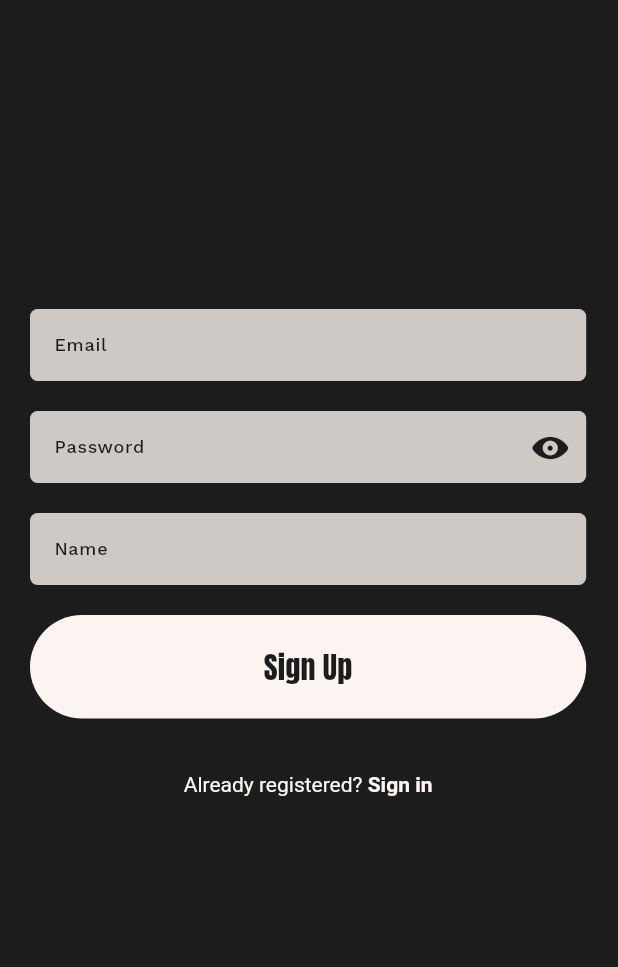
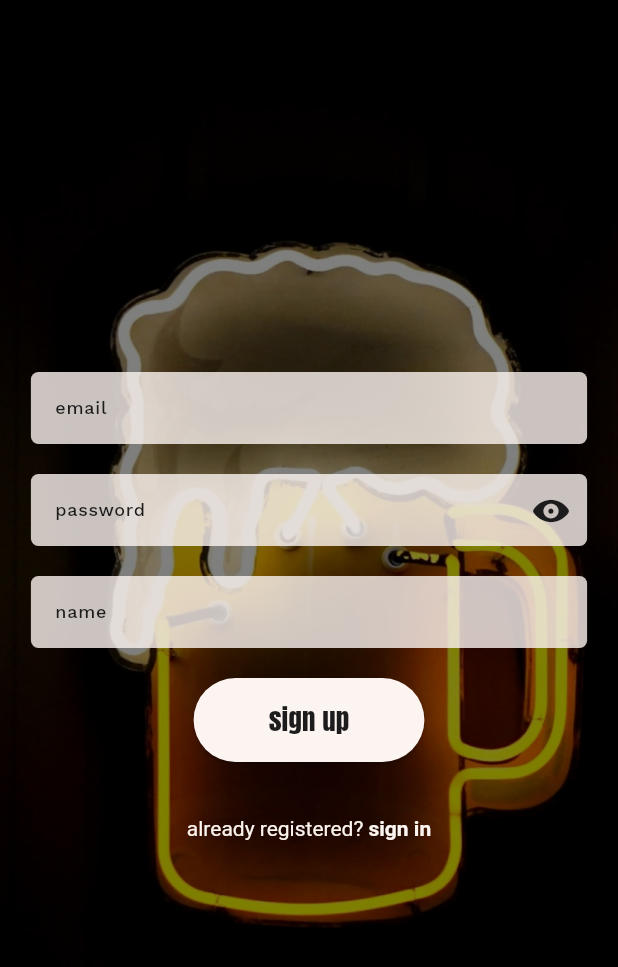
Before and after one commit to eddiearnoldz/sobar_app, a Flutter app: the SignUpScreen screen opened directly, on a phone screen of 412 x 824 dp. Shown: the top 967 px of the screen. Run offline on Flutter 3.47's test engine with Material 3 defaults, Android fonts, the phone set to English and light mode, and no system bars; our stand-ins replace bloc, cached_network_image, cloud_firestore, cloud_functions, equatable, firebase_auth and 9 more; accounts and stored records are empty; network calls fail.

Commit message:
made sign up and sign in and welcome screens nicer with image backgrounds

```diff
--- a/lib/screens/auth/views/sign_up_screen.dart
+++ b/lib/screens/auth/views/sign_up_screen.dart
@@ -58,22 +58,33 @@ class _SignUpScreenState extends State<SignUpScreen> {
           FocusScope.of(context).unfocus();
         },
         child: Scaffold(
+          resizeToAvoidBottomInset: false,
           backgroundColor: Theme.of(context).colorScheme.onPrimary,
-          body: SafeArea(
-            child: SingleChildScrollView(
-              child: Padding(
-                padding: const EdgeInsets.symmetric(horizontal: 20.0),
-                child: Form(
+          body: Stack(children: [
+            Positioned.fill(
+              child: Image.asset(
+                "assets/backgrounds/sign_in_beer_background.png",
+                fit: BoxFit.cover,
+              ),
+            ),
+            Positioned.fill(
+                child: Container(
+              color: Colors.black.withOpacity(0.5),
+            )),
+            Center(
+                child: Column(
+              mainAxisAlignment: MainAxisAlignment.center,
+              children: [
+                Form(
                   key: _formKey,
                   child: Column(
                     mainAxisSize: MainAxisSize.min,
                     children: [
-                      SizedBox(height: MediaQuery.of(context).size.height / 4),
                       SizedBox(
                         width: MediaQuery.of(context).size.width * 0.9,
                         child: MyTextField(
                           controller: emailController,
-                          hintText: 'Email',
+                          hintText: 'email',
                           obscureText: false,
                           keyboardType: TextInputType.emailAddress,
                           validator: (value) {
@@ -93,7 +104,7 @@ class _SignUpScreenState extends State<SignUpScreen> {
                         width: MediaQuery.of(context).size.width * 0.9,
                         child: MyTextField(
                           controller: passwordController,
-                          hintText: 'Password',
+                          hintText: 'password',
                           obscureText: obscurePassword,
                           keyboardType: TextInputType.text,
                           validator: (value) {
@@ -126,12 +137,12 @@ class _SignUpScreenState extends State<SignUpScreen> {
                         width: MediaQuery.of(context).size.width * 0.9,
                         child: MyTextField(
                           controller: nameController,
-                          hintText: 'Name',
+                          hintText: 'name',
                           obscureText: false,
                           keyboardType: TextInputType.name,
                           validator: (value) {
                             if (value!.isEmpty) {
-                              return 'Please fill in the name field';
+                              return 'please fill in the name field';
                             }
                             return null;
                           },
@@ -139,10 +150,7 @@ class _SignUpScreenState extends State<SignUpScreen> {
                       ),
                       const SizedBox(height: 20),
                       !signUpRequired
-                          ? SizedBox(
-                              width: MediaQuery.of(context).size.width * 0.9,
-                              child: MyTextButton(
-                                buttonText: 'Sign Up',
+                          ? ElevatedButton(
                               onPressed: () {
                                 FocusScope.of(context).unfocus();
                                 if (_formKey.currentState!.validate()) {
@@ -154,8 +162,13 @@ class _SignUpScreenState extends State<SignUpScreen> {
                                   });
                                 }
                               },
-                                padding: 12,
-                                backgroundColor: MaterialStateProperty.all(Theme.of(context).colorScheme.surface),
+                              style: ElevatedButton.styleFrom(
+                                padding: const EdgeInsets.symmetric(horizontal: 50, vertical: 15),
+                                backgroundColor: Theme.of(context).colorScheme.primary,
+                              ),
+                              child: Text(
+                                'sign up',
+                                style: TextStyle(fontFamily: 'Anton', fontSize: 18, color: Theme.of(context).colorScheme.onPrimary),
                               ),
                             )
                           : const CircularProgressIndicator(),
@@ -166,13 +179,13 @@ class _SignUpScreenState extends State<SignUpScreen> {
                         },
                         child: RichText(
                           text: TextSpan(
-                            text: 'Already registered? ',
+                            text: 'already registered? ',
                             style: TextStyle(
                               color: Theme.of(context).colorScheme.primary,
                             ),
                             children: const <TextSpan>[
                               TextSpan(
-                                text: 'Sign in',
+                                text: 'sign in',
                                 style: TextStyle(
                                   fontWeight: FontWeight.bold,
                                 ),
@@ -181,13 +194,12 @@ class _SignUpScreenState extends State<SignUpScreen> {
                           ),
                         ),
                       ),
-                      const SizedBox(height: 20),
                     ],
                   ),
                 ),
-              ),
-            ),
-          ),
+              ],
+            ))
+          ]),
         ),
       ),
     );
--- a/lib/screens/auth/views/welcome_screen.dart
+++ b/lib/screens/auth/views/welcome_screen.dart
@@ -37,7 +37,7 @@ class _WelcomeScreenState extends State<WelcomeScreen> with TickerProviderStateM
           // Background Image
           Positioned.fill(
             child: Image.asset(
-              "assets/backgrounds/black_bottle_background.png",
+              "assets/backgrounds/welcome_background.png",
               fit: BoxFit.cover,
             ),
           ),
@@ -73,9 +73,7 @@ class _WelcomeScreenState extends State<WelcomeScreen> with TickerProviderStateM
                     textAlign: TextAlign.center,
                   ),
                 ),
-                const SizedBox(
-                  height: 30,
-                ),
+                const Spacer(flex: 2),
                 ElevatedButton(
                   onPressed: () => _navigateToSignIn(context),
                   style: ElevatedButton.styleFrom(
```
Also changed, not shown: lib/screens/auth/views/sign_in_screen.dart (+31 -25 lines), assets/backgrounds/sign_in_beer_background.png (added), assets/backgrounds/welcome_background.png (added), 1 other file. Lines whose indentation alone changed are shown as unchanged.
